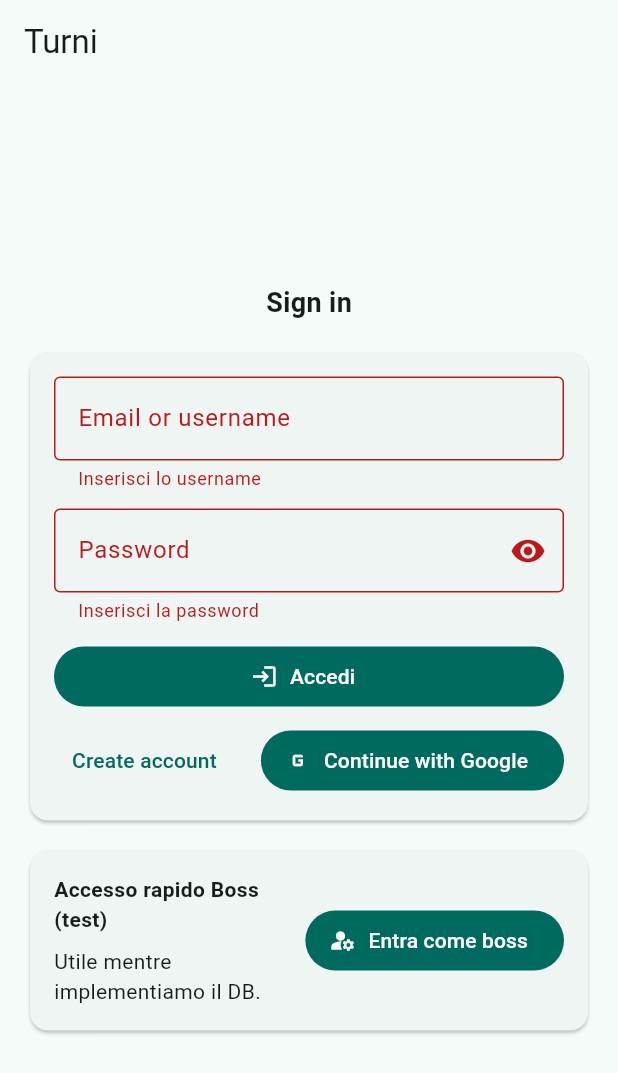
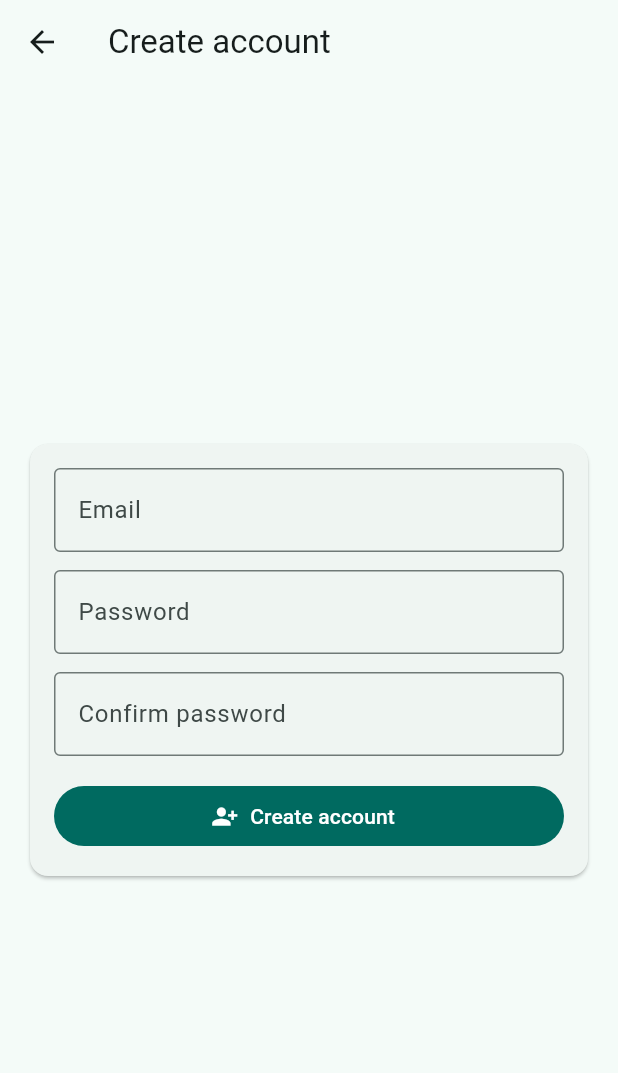
Before and after one commit to leopu00/turni, a Flutter app: the screen it shows after launch, after a tap on "Accedi", after a tap on "Create account", on a phone screen of 412 x 824 dp. Shown: the top 1073 px of the screen. Run offline on Flutter 3.47's test engine with Material 3 defaults, Android fonts, the phone set to English and light mode, and no system bars; our stand-ins replace sqflite, supabase_flutter; accounts and stored records are empty.

Commit message:
feat(auth): email/password signup + Google (web), session routing and real logout

```diff
--- /dev/null
+++ b/devtools_options.yaml
@@ -0,0 +1,3 @@
+description: This file stores settings for Dart & Flutter DevTools.
+documentation: https://docs.flutter.dev/tools/devtools/extensions#configure-extension-enablement-states
+extensions:
--- a/lib/data/login_page.dart
+++ b/lib/data/login_page.dart
@@ -1,4 +1,5 @@
 import 'package:flutter/material.dart';
+import 'package:supabase_flutter/supabase_flutter.dart';
 import 'dart:async';
 import 'package:flutter/foundation.dart' show kIsWeb;
 import 'session_store.dart';
@@ -6,15 +7,15 @@ import 'auth_dao.dart';
 import '../pages/boss_page.dart';
 
 import '../pages/employee_home_page.dart';
-import 'package:supabase_flutter/supabase_flutter.dart';
-import '../data/remote/supabase_client.dart';
+import '../pages/sign_up_page.dart';
 
 enum _Role { boss, employee }
 
 
 
 class LoginPage extends StatefulWidget {
-  const LoginPage({super.key});
+  const LoginPage({super.key, this.fromLogout = false});
+  final bool fromLogout;
 
   @override
   State<LoginPage> createState() => _LoginPageState();
@@ -26,6 +27,25 @@ class _LoginPageState extends State<LoginPage> {
   final _passCtrl = TextEditingController();
   bool _submitting = false;
   final _formKey = GlobalKey<FormState>();
+
+  StreamSubscription<AuthState>? _authSub;
+
+  @override
+  void initState() {
+    super.initState();
+    // If already signed-in (e.g., after Google OAuth on web), route immediately
+    final current = Supabase.instance.client.auth.currentSession;
+    if (current != null && !widget.fromLogout) {
+      _navigateByRole(current);
+    }
+    // Listen for future auth state changes (e.g., OAuth callback)
+    _authSub = Supabase.instance.client.auth.onAuthStateChange.listen((data) {
+      final authSession = data.session;
+      if (authSession != null) {
+        _navigateByRole(authSession);
+      }
+    });
+  }
 
   Future<_Role?> _authenticate(String username, String password) async {
     if (kIsWeb) {
@@ -71,14 +91,48 @@ class _LoginPageState extends State<LoginPage> {
     }
   }
 
+  Future<void> _navigateByRole(Session authSession) async {
+    var role = 'employee';
+    try {
+      final res = await Supabase.instance.client
+          .from('profiles')
+          .select()
+          .eq('id', authSession.user.id)
+          .limit(1);
+      if (res.isNotEmpty) {
+        role = (res.first['role'] as String?) ?? 'employee';
+      }
+    } catch (_) {
+      // If profiles table/policies not ready, default to employee
+    }
+
+    if (!mounted) return;
+    if (role == 'boss') {
+      session.loginBoss();
+      Navigator.pushReplacement(
+        context,
+        MaterialPageRoute(builder: (_) => const BossPage()),
+      );
+    } else {
+      session.loginEmployee(authSession.user.email ?? '');
+      Navigator.pushReplacement(
+        context,
+        MaterialPageRoute(builder: (_) => const EmployeeHomePage()),
+      );
+    }
+  }
+
   Future<void> _signInWithGoogle() async {
     setState(() => _submitting = true);
     try {
       final client = Supabase.instance.client;
+      // Su Web forziamo il redirect all'origin corrente (es. http://localhost:<porta>)
+      final redirectUrl = kIsWeb ? Uri.base.origin : null;
       await client.auth.signInWithOAuth(
         OAuthProvider.google,
-        // opzionale: imposta redirect per web; se non impostato, Supabase usa quello di default
+        redirectTo: redirectUrl,
       );
+      // Su Web: dopo l'OAuth si torna all'origin e Supabase ripristina la sessione.
     } catch (e) {
       if (!mounted) return;
       ScaffoldMessenger.of(context).showSnackBar(
@@ -92,50 +146,64 @@ class _LoginPageState extends State<LoginPage> {
   Future<void> _handleLogin() async {
     if (!_formKey.currentState!.validate()) return;
     setState(() => _submitting = true);
-    final username = _userCtrl.text.trim();
+
+    final userInput = _userCtrl.text.trim();
     final password = _passCtrl.text;
+    bool looksLikeEmail(String s) => s.contains('@');
 
     try {
-      final role = await _authenticate(username, password)
-          .timeout(const Duration(seconds: 6));
+      if (looksLikeEmail(userInput)) {
+        // ===== Supabase email/password =====
+        final client = Supabase.instance.client;
+        await client.auth.signInWithPassword(email: userInput, password: password);
 
+        // Leggi ruolo dal profilo (se non c'è, default employee)
+        var role = 'employee';
+        try {
+          final uid = client.auth.currentUser?.id;
+          if (uid != null) {
+            final res = await client.from('profiles').select().eq('id', uid).limit(1);
+            if (res.isNotEmpty) role = (res.first['role'] as String?) ?? 'employee';
+          }
+        } catch (_) {}
+
+        if (!mounted) return;
+        if (role == 'boss') {
+          session.loginBoss();
+          Navigator.pushReplacement(context,
+            MaterialPageRoute(builder: (_) => const BossPage()));
+        } else {
+          session.loginEmployee(userInput);
+          Navigator.pushReplacement(context,
+            MaterialPageRoute(builder: (_) => const EmployeeHomePage()));
+        }
+      } else {
+        // ===== Fallback: tuo SQLite per username/password =====
+        final u = await AuthDao.instance.verifyLogin(userInput, password);
+        if (u == null) throw Exception('Credenziali non valide');
+        final role = u.role == 'boss' ? 'boss' : 'employee';
+
+        if (!mounted) return;
+        if (role == 'boss') {
+          session.loginBoss();
+          Navigator.pushReplacement(context,
+            MaterialPageRoute(builder: (_) => const BossPage()));
+        } else {
+          session.loginEmployee(userInput);
+          Navigator.pushReplacement(context,
+            MaterialPageRoute(builder: (_) => const EmployeeHomePage()));
+        }
+      }
+    } on AuthApiException catch (e) {
       if (!mounted) return;
-      setState(() => _submitting = false);
-
-      if (role == null) {
-        ScaffoldMessenger.of(context).showSnackBar(
-          SnackBar(content: Text(kIsWeb
-              ? 'Credenziali non valide (Web)'
-              : 'Credenziali non valide')),
-        );
-        return;
-      }
-
-      if (role == _Role.boss) {
-        session.loginBoss();
-        Navigator.pushReplacement(
-          context,
-          MaterialPageRoute(builder: (_) => const BossPage()),
-        );
-      } else {
-        session.loginEmployee(username);
-        Navigator.pushReplacement(
-          context,
-          MaterialPageRoute(builder: (_) => const EmployeeHomePage()),
-        );
-      }
-    } on TimeoutException {
+      ScaffoldMessenger.of(context).showSnackBar(SnackBar(content: Text(e.message)));
+    } catch (_) {
       if (!mounted) return;
-      setState(() => _submitting = false);
       ScaffoldMessenger.of(context).showSnackBar(
-        const SnackBar(content: Text('Timeout durante l\'accesso. Riprova.')),
+        const SnackBar(content: Text('Credenziali non valide o errore di rete.')),
       );
-    } catch (e) {
-      if (!mounted) return;
-      setState(() => _submitting = false);
-      ScaffoldMessenger.of(context).showSnackBar(
-        SnackBar(content: Text('Errore login: $e')),
-      );
+    } finally {
+      if (mounted) setState(() => _submitting = false);
     }
   }
 
@@ -150,6 +218,7 @@ class _LoginPageState extends State<LoginPage> {
 
   @override
   void dispose() {
+    _authSub?.cancel();
     _userCtrl.dispose();
     _passCtrl.dispose();
     super.dispose();
@@ -187,7 +256,7 @@ class _LoginPageState extends State<LoginPage> {
                             ),
                             textInputAction: TextInputAction.next,
                             validator: (v) =>
-                                (v == null || v.trim().isEmpty) ? 'Inserisci lo username' : null,
+                                (v == null || v.trim().isEmpty) ? 'Inserisci email o username' : null,
                           ),
                           const SizedBox(height: 12),
                           _PasswordField(
@@ -213,7 +282,12 @@ class _LoginPageState extends State<LoginPage> {
                           Row(
                             children: [
                               TextButton(
-                                onPressed: _submitting ? null : _signUpEmail,
+                                onPressed: _submitting
+                                    ? null
+                                    : () => Navigator.push(
+                                          context,
+                                          MaterialPageRoute(builder: (_) => const SignUpPage()),
+                                        ),
                                 child: const Text('Create account'),
                               ),
                               const Spacer(),
--- a/lib/data/remote/supabase_client.dart
+++ b/lib/data/remote/supabase_client.dart
@@ -1,25 +1,39 @@
+import 'package:flutter/foundation.dart' show kDebugMode;
 import 'package:supabase_flutter/supabase_flutter.dart';
 
+/// Supabase bootstrap (client singleton)
+///
+/// Uses `--dart-define SUPABASE_URL` and `SUPABASE_KEY` when provided at
+/// build/run time. Falls back to the in-repo constants below (safe for anon key).
 class AppSupabase {
   AppSupabase._();
   static final AppSupabase instance = AppSupabase._();
 
-  // TODO: replace with your real project values from Supabase > Project Settings > API
-  static const String supabaseUrl = 'TODO_SUPABASE_URL';
-  static const String supabaseAnonKey = 'TODO_SUPABASE_ANON_KEY';
+  // Prefer environment variables when provided
+  static const String _envUrl = String.fromEnvironment('SUPABASE_URL', defaultValue: '');
+  static const String _envKey = String.fromEnvironment('SUPABASE_KEY', defaultValue: '');
 
-  late final SupabaseClient client;
+  // Fallback to hardcoded constants (anon public key is OK to commit)
+  static const String _constUrl = 'https://skyljinwmetsxvpflark.supabase.co';
+  static const String _constKey = 'eyJhbGciOiJIUzI1NiIsInR5cCI6IkpXVCJ9.eyJpc3MiOiJzdXBhYmFzZSIsInJlZiI6InNreWxqaW53bWV0c3h2cGZsYXJrIiwicm9sZSI6ImFub24iLCJpYXQiOjE3NTY5ODA1MzgsImV4cCI6MjA3MjU1NjUzOH0.EUCdZo9tcyRxQQ_c56P8e70HKWCeMQrzZI6b-qTaipc';
+
+  String get url => _envUrl.isNotEmpty ? _envUrl : _constUrl;
+  String get key => _envKey.isNotEmpty ? _envKey : _constKey;
+
+  SupabaseClient? _client;
+  SupabaseClient get client => _client ?? Supabase.instance.client;
+
+  bool get isConfigured => url.isNotEmpty && key.isNotEmpty;
 
   Future<void> init() async {
-    // Guard: avoid crashing until real keys are configured
-    if (supabaseUrl.startsWith('TODO_') || supabaseAnonKey.startsWith('TODO_')) {
+    if (!isConfigured) {
+      if (kDebugMode) {
+        // ignore: avoid_print
+        print('[Supabase] Skipped init: missing URL/KEY');
+      }
       return;
     }
-
-    await Supabase.initialize(
-      url: supabaseUrl,
-      anonKey: supabaseAnonKey,
-    );
-    client = Supabase.instance.client;
+    await Supabase.initialize(url: url, anonKey: key);
+    _client = Supabase.instance.client;
   }
 }
--- /dev/null
+++ b/lib/pages/sign_up_page.dart
@@ -0,0 +1,151 @@
+import 'package:flutter/material.dart';
+import 'package:supabase_flutter/supabase_flutter.dart';
+
+class SignUpPage extends StatefulWidget {
+  const SignUpPage({super.key});
+
+  @override
+  State<SignUpPage> createState() => _SignUpPageState();
+}
+
+class _SignUpPageState extends State<SignUpPage> {
+  final _formKey = GlobalKey<FormState>();
+  final _emailCtrl = TextEditingController();
+  final _passCtrl = TextEditingController();
+  final _confirmCtrl = TextEditingController();
+  bool _submitting = false;
+
+  bool _isSupabaseReady() {
+    try {
+      // Accessing instance will throw if not initialized
+      // ignore: unnecessary_statements
+      Supabase.instance.client;
+      return true;
+    } catch (_) {
+      return false;
+    }
+  }
+
+  Future<void> _submit() async {
+    if (!_formKey.currentState!.validate()) return;
+    if (_passCtrl.text != _confirmCtrl.text) {
+      ScaffoldMessenger.of(context).showSnackBar(
+        const SnackBar(content: Text('Passwords do not match')),
+      );
+      return;
+    }
+
+    setState(() => _submitting = true);
+    try {
+      if (!_isSupabaseReady()) {
+        ScaffoldMessenger.of(context).showSnackBar(
+          const SnackBar(content: Text('Supabase not configured. Add URL & anon key to enable sign up.')),
+        );
+        return;
+      }
+
+      final client = Supabase.instance.client;
+      await client.auth.signUp(
+        email: _emailCtrl.text.trim(),
+        password: _passCtrl.text,
+      );
+      if (!mounted) return;
+      ScaffoldMessenger.of(context).showSnackBar(
+        const SnackBar(content: Text('Account created. Check your email to verify.')),
+      );
+      Navigator.pop(context); // back to login
+    } catch (e) {
+      if (!mounted) return;
+      ScaffoldMessenger.of(context).showSnackBar(
+        SnackBar(content: Text('Sign up error: $e')),
+      );
+    } finally {
+      if (mounted) setState(() => _submitting = false);
+    }
+  }
+
+  @override
+  void dispose() {
+    _emailCtrl.dispose();
+    _passCtrl.dispose();
+    _confirmCtrl.dispose();
+    super.dispose();
+  }
+
+  @override
+  Widget build(BuildContext context) {
+    return Scaffold(
+      appBar: AppBar(title: const Text('Create account')),
+      body: Padding(
+        padding: const EdgeInsets.all(16),
+        child: Center(
+          child: ConstrainedBox(
+            constraints: const BoxConstraints(maxWidth: 500),
+            child: Card(
+              child: Padding(
+                padding: const EdgeInsets.all(16),
+                child: Form(
+                  key: _formKey,
+                  child: Column(
+                    mainAxisSize: MainAxisSize.min,
+                    children: [
+                      TextFormField(
+                        controller: _emailCtrl,
+                        decoration: const InputDecoration(
+                          labelText: 'Email',
+                          border: OutlineInputBorder(),
+                        ),
+                        keyboardType: TextInputType.emailAddress,
+                        validator: (v) => (v == null || v.trim().isEmpty)
+                            ? 'Enter email'
+                            : null,
+                      ),
+                      const SizedBox(height: 12),
+                      TextFormField(
+                        controller: _passCtrl,
+                        decoration: const InputDecoration(
+                          labelText: 'Password',
+                          border: OutlineInputBorder(),
+                        ),
+                        obscureText: true,
+                        validator: (v) => (v == null || v.isEmpty)
+                            ? 'Enter password'
+                            : null,
+                      ),
+                      const SizedBox(height: 12),
+                      TextFormField(
+                        controller: _confirmCtrl,
+                        decoration: const InputDecoration(
+                          labelText: 'Confirm password',
+                          border: OutlineInputBorder(),
+                        ),
+                        obscureText: true,
+                        validator: (v) => (v == null || v.isEmpty)
+                            ? 'Confirm password'
+                            : null,
+                      ),
+                      const SizedBox(height: 16),
+                      SizedBox(
+                        width: double.infinity,
+                        child: FilledButton.icon(
+                          onPressed: _submitting ? null : _submit,
+                          icon: _submitting
+                              ? const SizedBox(
+                                  width: 16, height: 16,
+                                  child: CircularProgressIndicator(strokeWidth: 2),
+                                )
+                              : const Icon(Icons.person_add_alt_1),
+                          label: const Text('Create account'),
+                        ),
+                      ),
+                    ],
+                  ),
+                ),
+              ),
+            ),
+          ),
+        ),
+      ),
+    );
+  }
+}
```
Also changed, not shown: lib/pages/employee_home_page.dart (+10 -6 lines), lib/pages/riders_overview_page.dart (+39 -2 lines), 2 other files.
